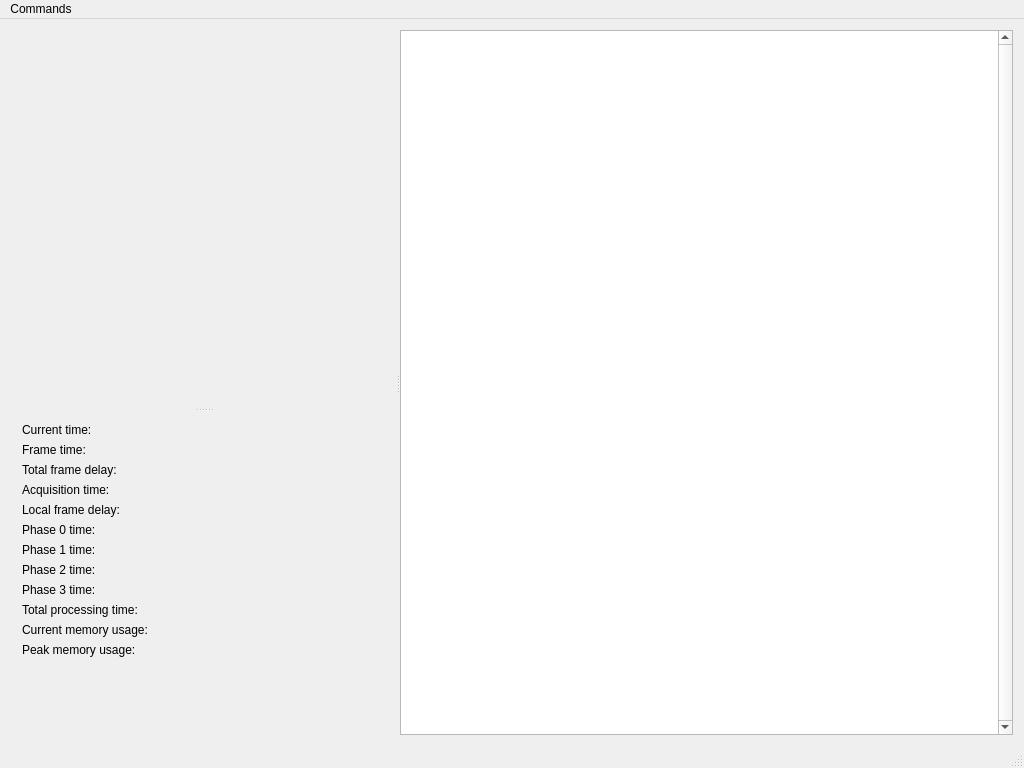
Old version of the form qt/Subtracker/mainwindow.ui in the repository subotto/subtracker.
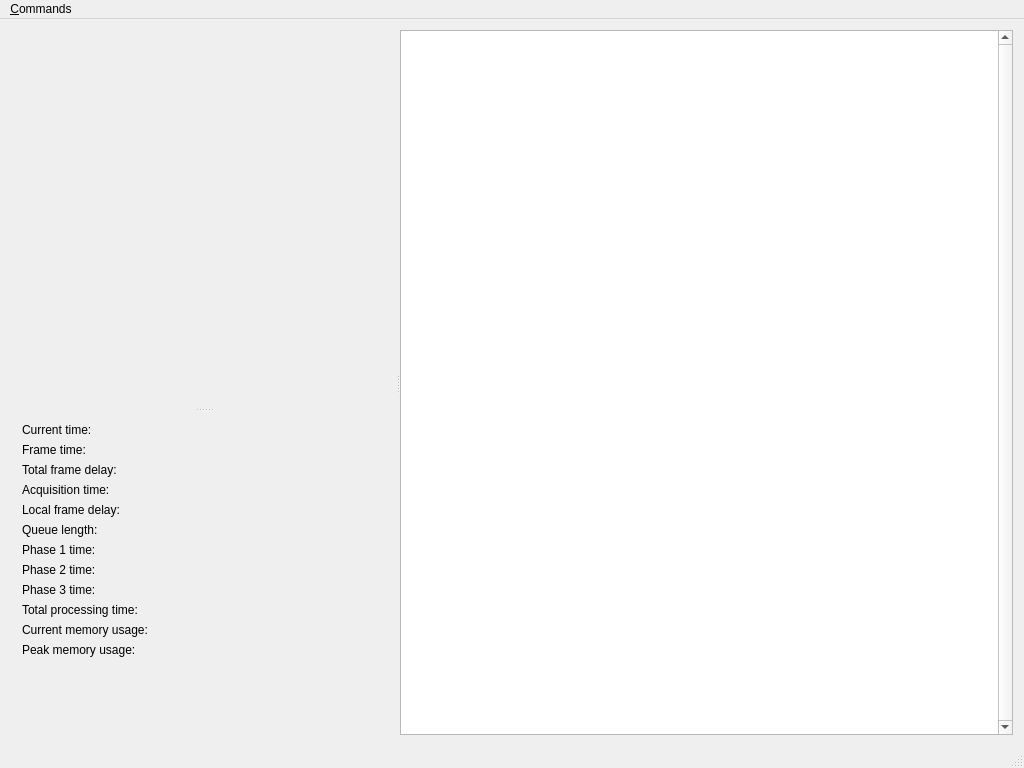
New version of the form. Custom widgets are drawn as their Qt base class.

```diff
--- a/qt/Subtracker/mainwindow.ui
+++ b/qt/Subtracker/mainwindow.ui
@@ -203,7 +203,7 @@
          <item row="5" column="0">
           <widget class="QLabel" name="label_11">
            <property name="text">
-            <string>Phase 0 time:</string>
+            <string>Queue length:</string>
            </property>
           </widget>
          </item>
@@ -261,7 +261,7 @@
    </property>
    <widget class="QMenu" name="menuCommands">
     <property name="title">
-     <string>Commands</string>
+     <string>&amp;Commands</string>
     </property>
     <addaction name="actionStart"/>
     <addaction name="actionStop"/>
```
Left out of the diff: 6 changed lines with no effect on the pictures.
